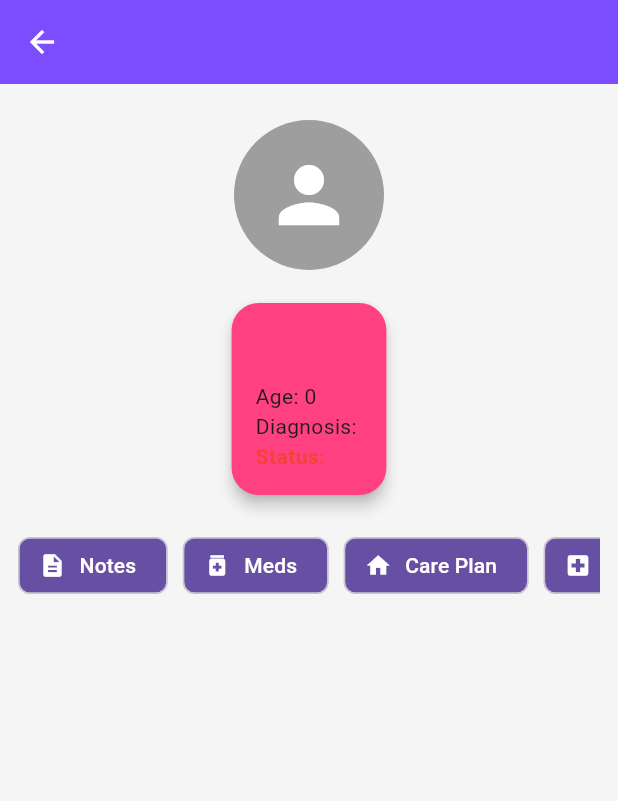
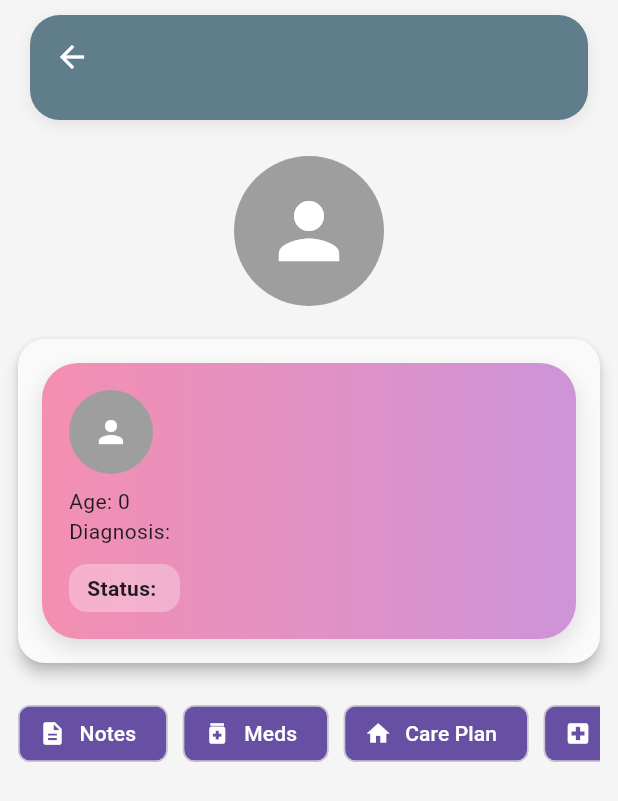
Before and after one commit to ThatoSiphosethu/hospice_app, a Flutter app: the PatientProfileScreen screen opened directly with empty values, on a phone screen of 412 x 824 dp. Shown: the top 801 px of the screen. Run offline on Flutter 3.47's test engine with Material 3 defaults, Android fonts, the phone set to English and light mode, and no system bars.

Commit message:
patientOverview

```diff
--- a/lib/core/theme/app_theme.dart
+++ b/lib/core/theme/app_theme.dart
@@ -10,7 +10,7 @@ class AppTheme {
 
       // Card styling
       cardTheme: CardThemeData(
-        color: Colors.pinkAccent,
+        color: Colors.grey[50],
         elevation: 4,
         shape: RoundedRectangleBorder(
           borderRadius: BorderRadius.circular(18),
@@ -19,7 +19,7 @@ class AppTheme {
 
       // Bottom Nav Styling
       bottomNavigationBarTheme: const BottomNavigationBarThemeData(
-        backgroundColor: Colors.deepPurpleAccent,
+        backgroundColor: Colors.blueGrey,
         selectedItemColor: Colors.white,
         unselectedItemColor: Colors.white70,
         showUnselectedLabels: false,
@@ -27,7 +27,7 @@ class AppTheme {
       ),
 
       appBarTheme: const AppBarTheme(
-        backgroundColor: Colors.deepPurpleAccent,
+        backgroundColor: Colors.blueGrey,
         foregroundColor: Colors.white,
         elevation: 0,
       ),
--- a/lib/features/ehr/presentation/patient_profile_screen.dart
+++ b/lib/features/ehr/presentation/patient_profile_screen.dart
@@ -8,15 +8,40 @@ import 'widgets/patient_action_buttons.dart';
 class PatientProfileScreen extends StatelessWidget {
   final Patient patient;
 
-  const PatientProfileScreen({
-    super.key,
-    required this.patient,
-  });
+  const PatientProfileScreen({super.key, required this.patient});
 
   @override
   Widget build(BuildContext context) {
     return Scaffold(
-      appBar: AppBar(title: Text(patient.name)),
+      appBar: PreferredSize(
+        preferredSize: const Size.fromHeight(80),
+        child: SafeArea(
+          child: Padding(
+            padding: const EdgeInsets.fromLTRB(20, 10, 20, 0),
+            child: Container(
+              decoration: BoxDecoration(
+                color: Theme.of(context).appBarTheme.backgroundColor,
+                borderRadius: BorderRadius.circular(20),
+                boxShadow: [
+                  BoxShadow(
+                    blurRadius: 8,
+                    offset: const Offset(0, 3),
+                    color: Colors.black.withOpacity(.08),
+                  ),
+                ],
+              ),
+              child: AppBar(
+                title: Text(patient.name),
+
+                backgroundColor: Colors.transparent,
+                elevation: 0,
+                centerTitle: true,
+              ),
+            ),
+          ),
+        ),
+      ),
+
       body: SafeArea(
         child: SingleChildScrollView(
           padding: const EdgeInsets.all(12),
--- a/lib/features/ehr/presentation/widgets/patient_overview.dart
+++ b/lib/features/ehr/presentation/widgets/patient_overview.dart
@@ -5,34 +5,75 @@ import 'package:hospice_app/shared/widgets/body_card.dart';
 class PatientOverviewCard extends StatelessWidget {
   final Patient patient;
 
-  const PatientOverviewCard({
-    super.key,
-    required this.patient,
-  });
+  const PatientOverviewCard({super.key, required this.patient});
 
   @override
   Widget build(BuildContext context) {
     final isActive = patient.status == "Active";
 
     return BodyCard(
-      child: Column(
-        crossAxisAlignment: CrossAxisAlignment.start,
-        children: [
-          Text(patient.name,
-              style: Theme.of(context).textTheme.titleLarge),
+      child: Container(
+        padding: const EdgeInsets.all(18),
+        decoration: BoxDecoration(
+          gradient: LinearGradient(
+            colors: [Colors.pink.shade200, Colors.purple.shade200],
+          ),
+          borderRadius: BorderRadius.circular(24),
+          boxShadow: [
+            BoxShadow(
+              blurRadius: 12,
+              offset: const Offset(0, 6),
+              color: Colors.black.withOpacity(.12),
+            ),
+          ],
+        ),
+        child: Column(
+          crossAxisAlignment: CrossAxisAlignment.start,
+          children: [
+            // Display patient name with an avatar and status indicator
+            Row(
+              children: [
+                CircleAvatar(
+                  radius: 28,
+                  backgroundColor: isActive ? Colors.green : Colors.grey,
+                  child: const Icon(Icons.person, color: Colors.white),
+                ),
+                const SizedBox(width: 12),
 
-          const SizedBox(height: 8),
+                Expanded(
+                  child: Text(
+                    patient.name,
+                    style: const TextStyle(
+                      fontSize: 22,
+                      fontWeight: FontWeight.bold,
+                      color: Colors.black87,
+                    ),
+                  ),
+                ),
+              ],
+            ),
 
-          Text("Age: ${patient.age}"),
-          Text("Diagnosis: ${patient.diagnosis}"),
-          Text(
-            "Status: ${patient.status}",
-            style: TextStyle(
-              color: isActive ? Colors.green : Colors.red,
-              fontWeight: FontWeight.bold,
+            const SizedBox(height: 8),
+
+            // Display age and diagnosis
+            Text("Age: ${patient.age}"),
+            Text("Diagnosis: ${patient.diagnosis}"),
+
+            const SizedBox(height: 12),
+
+            Container(
+              padding: const EdgeInsets.symmetric(horizontal: 12, vertical: 6),
+              decoration: BoxDecoration(
+                color: Colors.white.withOpacity(.3),
+                borderRadius: BorderRadius.circular(12),
+              ),
+              child: Text(
+                "Status: ${patient.status}",
+                style: const TextStyle(fontWeight: FontWeight.bold),
+              ),
             ),
-          ),
-        ],
+          ],
+        ),
       ),
     );
   }
```
Also changed, not shown: lib/shared/widgets/app_shell.dart (+14 -8 lines).
